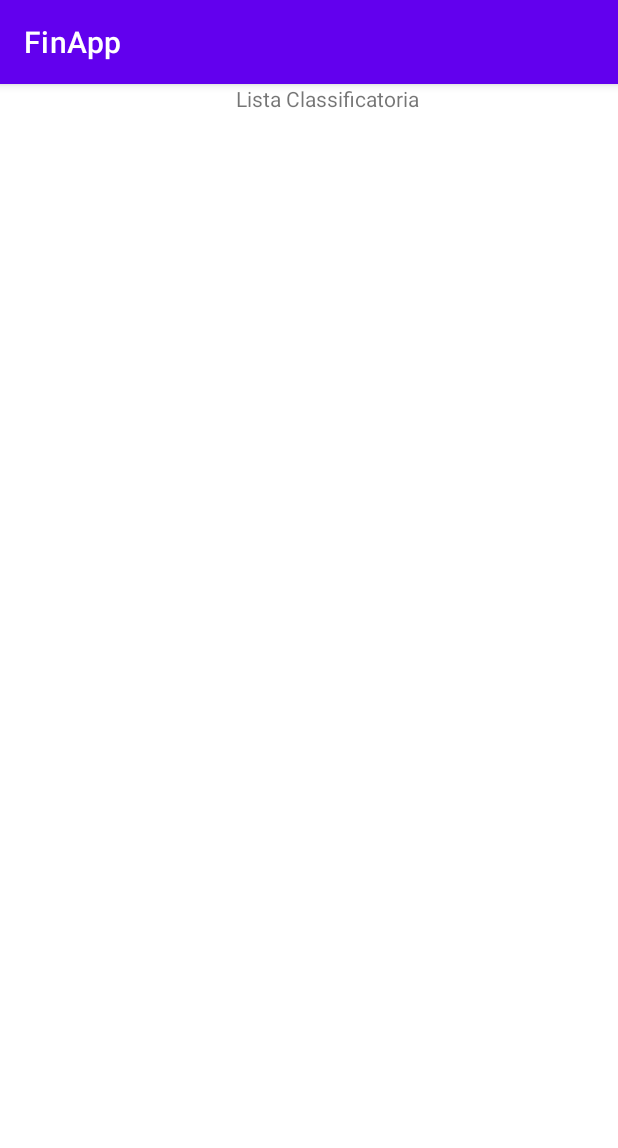
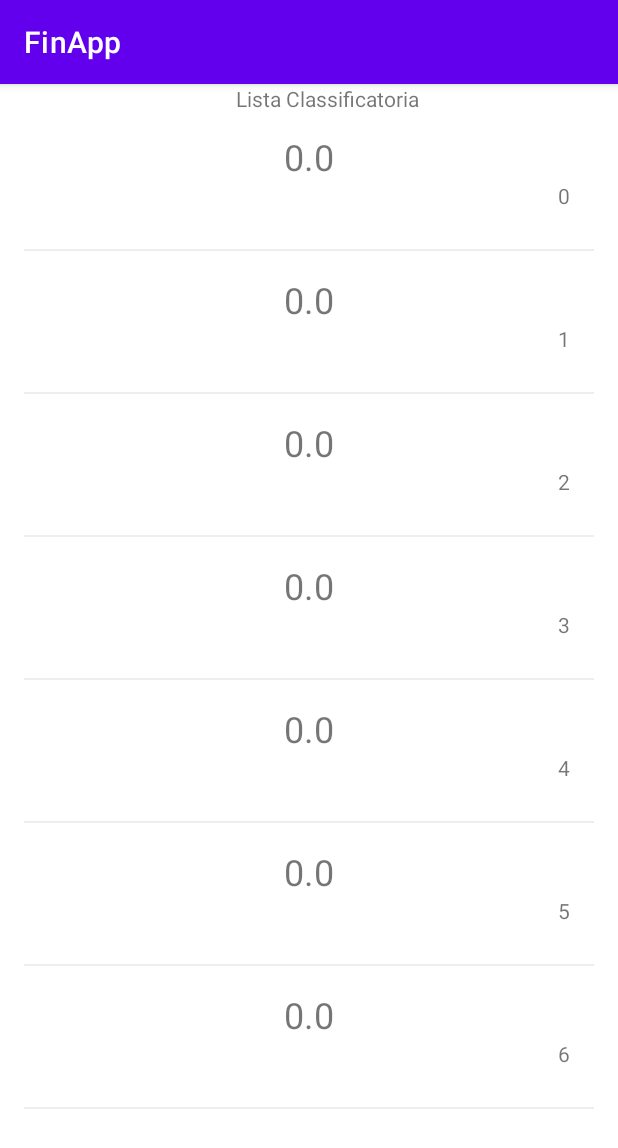
Before and after one commit to carlosmeds/FinApp, an Android app: the ClassificationActivity screen opened directly, with no data from a screen before it, on a phone screen of 412 x 824 dp. Shown: the top 1148 px of the screen. Run offline under Robolectric (Android 15) with nearby library versions, the phone set to English and light mode, and no system bars.

Commit message:
Add categories adapter

```diff
--- a/app/src/main/java/br/ufpr/tads/finapp/activity/ClassificationActivity.java
+++ b/app/src/main/java/br/ufpr/tads/finapp/activity/ClassificationActivity.java
@@ -13,15 +13,14 @@ import java.util.ArrayList;
 import java.util.List;
 
 import br.ufpr.tads.finapp.R;
-import br.ufpr.tads.finapp.adapter.TransactionAdapter;
+import br.ufpr.tads.finapp.adapter.CategoriesAdapter;
 import br.ufpr.tads.finapp.helper.TransactionDAO;
 import br.ufpr.tads.finapp.model.Transaction;
 
 public class ClassificationActivity extends AppCompatActivity {
 
-
     private RecyclerView recyclerView;
-    private br.ufpr.tads.finapp.adapter.TransactionAdapter TransactionAdapter;
+    private br.ufpr.tads.finapp.adapter.CategoriesAdapter CategoriesAdapter;
     private List<Transaction> TransactionList = new ArrayList<>();
 
     @Override
@@ -35,13 +34,12 @@ public class ClassificationActivity extends AppCompatActivity {
 
     public void updateRecyclerTransaction(){
         TransactionDAO transactionDAO = new TransactionDAO(getApplicationContext());
-        TransactionList = transactionDAO.getStatement(this);
         Double[] categoriesStatements = transactionDAO.getCategoriesStatement(this);
         for(int i=0; i<= 6; i++) {
             Log.i("Tipo e soma agregada: ", i + " " + categoriesStatements[i].toString());
         }
 
-        TransactionAdapter = new TransactionAdapter(TransactionList);
+        CategoriesAdapter = new CategoriesAdapter(categoriesStatements);
 
         RecyclerView.LayoutManager layoutManager =
                 new LinearLayoutManager(getApplicationContext());
@@ -49,7 +47,7 @@ public class ClassificationActivity extends AppCompatActivity {
         recyclerView.setHasFixedSize(true);
         recyclerView.addItemDecoration(new
                 DividerItemDecoration(getApplicationContext(), LinearLayout.VERTICAL));
-        recyclerView.setAdapter(TransactionAdapter);
+        recyclerView.setAdapter(CategoriesAdapter);
 
     }
 
--- /dev/null
+++ b/app/src/main/java/br/ufpr/tads/finapp/adapter/CategoriesAdapter.java
@@ -0,0 +1,58 @@
+package br.ufpr.tads.finapp.adapter;
+
+import android.util.Log;
+import android.view.LayoutInflater;
+import android.view.View;
+import android.view.ViewGroup;
+import android.widget.TextView;
+
+import androidx.annotation.NonNull;
+import androidx.recyclerview.widget.RecyclerView;
+
+import java.text.SimpleDateFormat;
+import java.util.List;
+
+import br.ufpr.tads.finapp.R;
+import br.ufpr.tads.finapp.model.Transaction;
+
+public class CategoriesAdapter extends RecyclerView.Adapter<CategoriesAdapter.MyViewHolder>{
+
+    private Double[] categoriesStatements;
+    private Double categoryStatement;
+
+    public class MyViewHolder extends RecyclerView.ViewHolder {
+        TextView transactionValue, transactionType;
+
+        public MyViewHolder(@NonNull View itemView) {
+            super(itemView);
+            transactionValue = itemView.findViewById(R.id.textViewTransaction);
+            transactionType = itemView.findViewById(R.id.textViewTransactionType);
+        }
+    }
+
+    public CategoriesAdapter(Double[] categoriesStatements) {
+        this.categoriesStatements = categoriesStatements;
+    }
+
+    @NonNull
+    @Override
+    public CategoriesAdapter.MyViewHolder onCreateViewHolder(@NonNull ViewGroup parent, int viewType) {
+        View toDoItem =
+                LayoutInflater.from(parent.getContext()).inflate(R.layout.category_cell,
+                        parent, false);
+        return new CategoriesAdapter.MyViewHolder(toDoItem);
+    }
+
+    @Override
+    public void onBindViewHolder(@NonNull CategoriesAdapter.MyViewHolder holder, int position) {
+        categoryStatement = categoriesStatements[position];
+
+        holder.transactionValue.setText(String.valueOf(categoryStatement));
+        holder.transactionType.setText(String.valueOf(position));
+    }
+
+    @Override
+    public int getItemCount() {
+        return categoriesStatements.length;
+    }
+}
--- /dev/null
+++ b/app/src/main/res/layout/category_cell.xml
@@ -0,0 +1,36 @@
+<?xml version="1.0" encoding="utf-8"?>
+<LinearLayout xmlns:android="http://schemas.android.com/apk/res/android"
+    xmlns:app="http://schemas.android.com/apk/res-auto"
+    xmlns:tools="http://schemas.android.com/tools"
+    android:layout_width="match_parent"
+    android:layout_height="wrap_content"
+    android:layout_margin="16dp"
+    android:orientation="horizontal">
+
+
+    <LinearLayout
+        android:layout_width="match_parent"
+        android:layout_height="match_parent"
+        android:orientation="vertical">
+
+        <TextView
+            android:id="@+id/textViewTransaction"
+            android:layout_width="match_parent"
+            android:layout_height="wrap_content"
+            android:layout_weight="1"
+            android:text="TextView"
+            android:textAlignment="center"
+            android:textSize="24sp" />
+
+        <TextView
+            android:id="@+id/textViewTransactionType"
+            android:layout_width="match_parent"
+            android:layout_height="wrap_content"
+            android:layout_marginBottom="10dp"
+            android:text="TextView"
+            android:textAlignment="textEnd" />
+
+
+    </LinearLayout>
+
+</LinearLayout>
```
Also changed, not shown: app/src/main/java/br/ufpr/tads/finapp/adapter/TransactionAdapter.java (+0 -7 lines).
